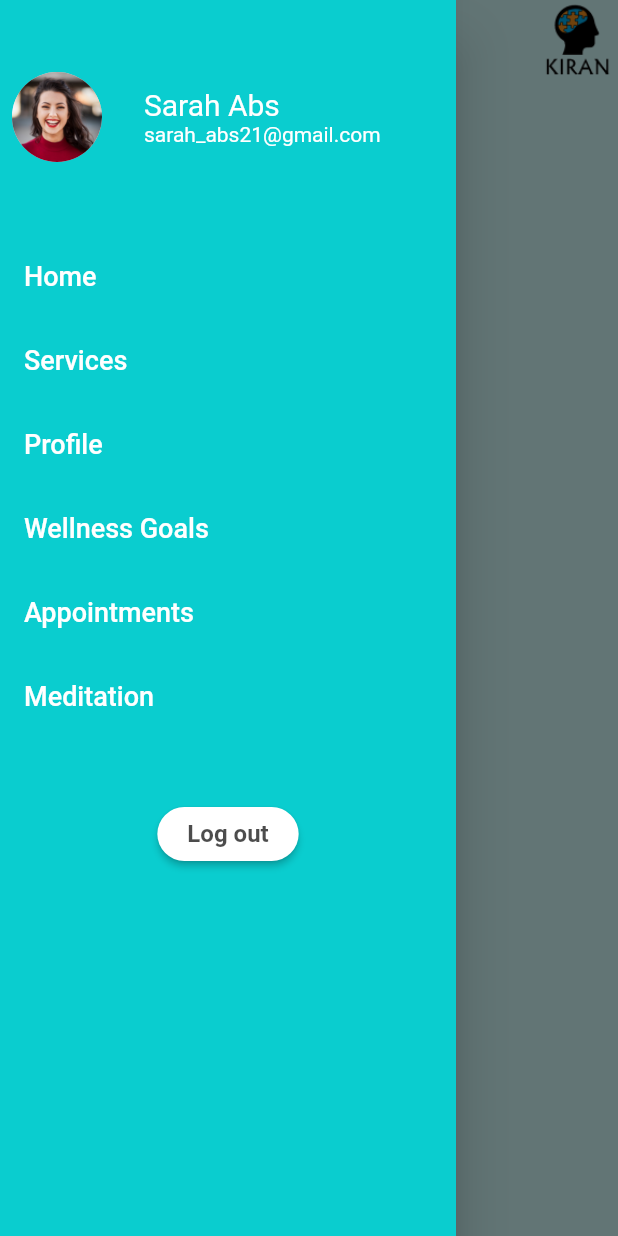
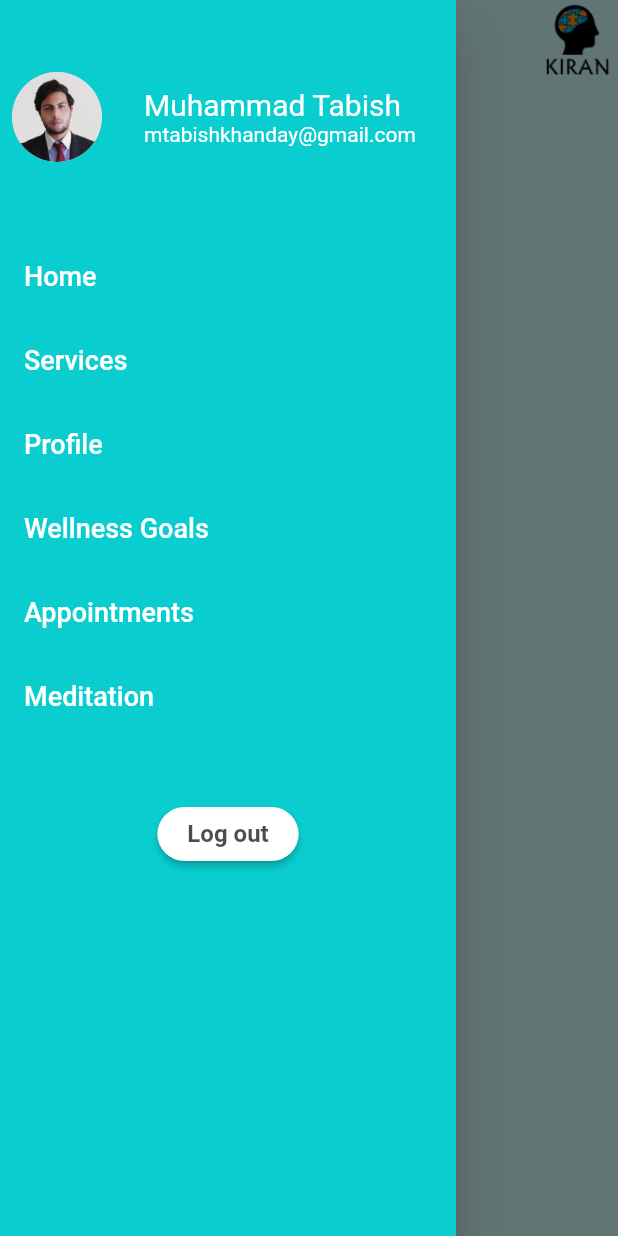
Before and after one commit to mtabishk/kiran-app-ws, a Flutter app: the HomePage screen opened directly, with the side drawer open, on a phone screen of 412 x 824 dp. Run offline on Flutter 3.47's test engine with Material 2 defaults, Android fonts, the phone set to English and light mode, and no system bars; our stand-ins replace animated_text_kit, avatar_glow, camera, rive, shared_preferences, speech_to_text; accounts and stored records are empty.

Commit message:
fixed some bugs
Signed-off-by: Muhammad Tabish Khanday <mtabishkhanday@gmail.com>

```diff
--- a/kiran_user_app/lib/app/common_widgets/custom_navigation_drawer.dart
+++ b/kiran_user_app/lib/app/common_widgets/custom_navigation_drawer.dart
@@ -7,14 +7,15 @@ import 'package:kiran_user_app/app/services/service_page.dart';
 class CustomNavigationDrawer extends StatelessWidget {
   const CustomNavigationDrawer({
     Key? key,
+    required this.navigationDrawerKey,
   }) : super(key: key);
+  final navigationDrawerKey;
 
   void onClickedDrawerItem(BuildContext context, int index) {
     Navigator.of(context).pop();
     switch (index) {
       case 0:
-        Navigator.of(context)
-            .push(CupertinoPageRoute(builder: (context) => ServicePage()));
+        navigationDrawerKey.currentState!.closeDrawer();
         break;
       case 1:
         Navigator.of(context)
@@ -41,9 +42,9 @@ class CustomNavigationDrawer extends StatelessWidget {
 
   @override
   Widget build(BuildContext context) {
-    final _name = 'Sarah Abs';
-    final _email = 'sarah_abs21@gmail.com';
-    final _picUrl = 'assets/icons/sarah-abs-picture.jpg';
+    final _name = 'Muhammad Tabish';
+    final _email = 'mtabishkhanday@gmail.com';
+    final _picUrl = 'assets/images/tabish-picture.png';
     return Drawer(
       child: Material(
         color: kPrimaryColor,
--- a/kiran_user_app/lib/app/home/home_page.dart
+++ b/kiran_user_app/lib/app/home/home_page.dart
@@ -3,13 +3,16 @@ import 'package:kiran_user_app/app/common_widgets/custom_navigation_drawer.dart'
 import 'package:kiran_user_app/app/constants.dart';
 
 class HomePage extends StatelessWidget {
-  const HomePage({Key? key}) : super(key: key);
+  HomePage({Key? key}) : super(key: key);
+  final GlobalKey<ScaffoldState> navigationDrawerKey =
+      GlobalKey(); // Create a key
 
   @override
   Widget build(BuildContext context) {
     // final _showOnBoarding =
     //     Provider.of<ShowOnboardingProvider>(context, listen: false);
     return Scaffold(
+      key: navigationDrawerKey,
       appBar: AppBar(
         elevation: 0.0,
         backgroundColor: kSecondaryColor,
@@ -18,7 +21,9 @@ class HomePage extends StatelessWidget {
         ],
         iconTheme: IconThemeData(color: Colors.black),
       ),
-      drawer: CustomNavigationDrawer(),
+      drawer: CustomNavigationDrawer(
+        navigationDrawerKey: navigationDrawerKey,
+      ),
     );
   }
 }
--- a/kiran_user_app/lib/app/screening/chat_screening_page.dart
+++ b/kiran_user_app/lib/app/screening/chat_screening_page.dart
@@ -134,7 +134,7 @@ class _ChatScreeningPageState extends State<ChatScreeningPage> {
                                     radius: 20.0,
                                     backgroundColor: Colors.grey[300],
                                     backgroundImage: AssetImage(
-                                        "assets/icons/sarah-abs-picture.jpg"),
+                                        "assets/images/tabish-picture.png"),
                                   ),
                                 ),
                             ],
--- a/kiran_user_app/lib/app/screening/screening_page.dart
+++ b/kiran_user_app/lib/app/screening/screening_page.dart
@@ -24,8 +24,8 @@ class ScreeningPage extends StatelessWidget {
               child: Stack(
                 children: [
                   Positioned.fill(
-                      child: RiveAnimation.asset(
-                          'assets/animations/flutter-puzzle.riv')),
+                      child:
+                          RiveAnimation.asset('assets/animations/3d_face.riv')),
                 ],
               ),
             ),
--- a/kiran_user_app/pubspec.yaml
+++ b/kiran_user_app/pubspec.yaml
@@ -66,6 +66,7 @@ flutter:
   assets:
     - assets/icons/
     - assets/animations/
+    - assets/images/
 
   # An image asset can refer to one or more resolution-specific "variants", see
   # https://flutter.dev/assets-and-images/#resolution-aware.
```
Also changed, not shown: kiran_user_app/lib/app/onboarding/introduction_screen.dart (+10 -2 lines), kiran_user_app/assets/images/sarah-abs-picture.jpg (renamed from kiran_user_app/assets/icons/sarah-abs-picture.jpg), kiran_user_app/assets/images/tabish-picture.png (added), 2 other files.
